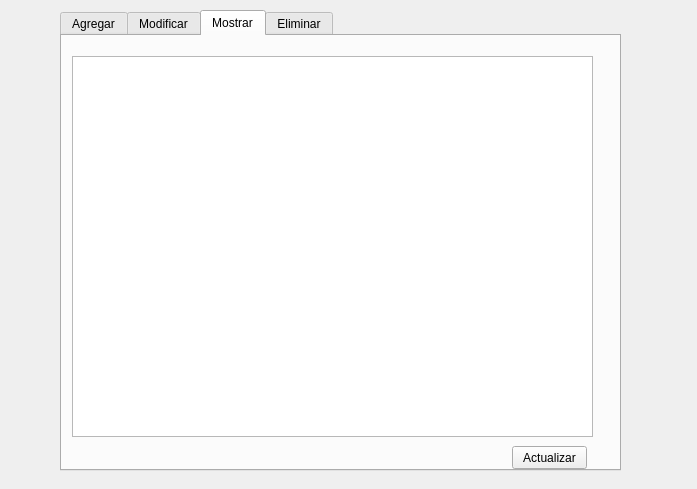
Qt form menuhoteles2.ui (mickambar19/AgenciaDViajes) before a commit.
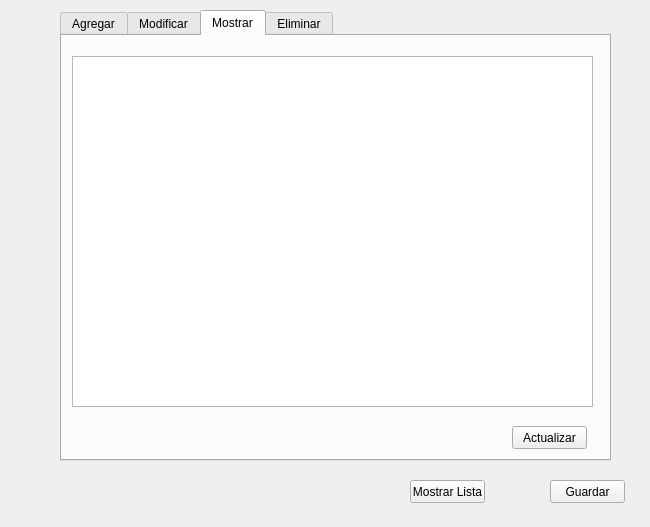
The same form after that commit. The open tabs and pages were chosen to show the change.

Patch:
```diff
--- a/menuhoteles2.ui
+++ b/menuhoteles2.ui
@@ -6,8 +6,8 @@
    <rect>
     <x>0</x>
     <y>0</y>
-    <width>697</width>
-    <height>489</height>
+    <width>650</width>
+    <height>527</height>
    </rect>
   </property>
   <property name="windowTitle">
@@ -18,8 +18,8 @@
     <rect>
      <x>60</x>
      <y>10</y>
-     <width>561</width>
-     <height>461</height>
+     <width>551</width>
+     <height>451</height>
     </rect>
    </property>
    <property name="currentIndex">
@@ -168,7 +168,7 @@
        <x>10</x>
        <y>20</y>
        <width>521</width>
-       <height>381</height>
+       <height>351</height>
       </rect>
      </property>
     </widget>
@@ -176,7 +176,7 @@
      <property name="geometry">
       <rect>
        <x>450</x>
-       <y>410</y>
+       <y>390</y>
        <width>75</width>
        <height>23</height>
       </rect>
@@ -261,6 +261,32 @@
     </widget>
    </widget>
   </widget>
+  <widget class="QPushButton" name="guardarIndices">
+   <property name="geometry">
+    <rect>
+     <x>550</x>
+     <y>480</y>
+     <width>75</width>
+     <height>23</height>
+    </rect>
+   </property>
+   <property name="text">
+    <string>Guardar</string>
+   </property>
+  </widget>
+  <widget class="QPushButton" name="mostrarLista">
+   <property name="geometry">
+    <rect>
+     <x>410</x>
+     <y>480</y>
+     <width>75</width>
+     <height>23</height>
+    </rect>
+   </property>
+   <property name="text">
+    <string>Mostrar Lista</string>
+   </property>
+  </widget>
  </widget>
  <resources/>
  <connections/>
```
Left out of the diff: 8 changed lines with no effect on the pictures.
